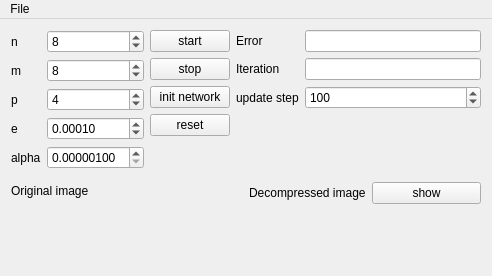
Qt form lab1/mainwindow.ui (asvitenkov/MRZ-Part-2) before a commit.
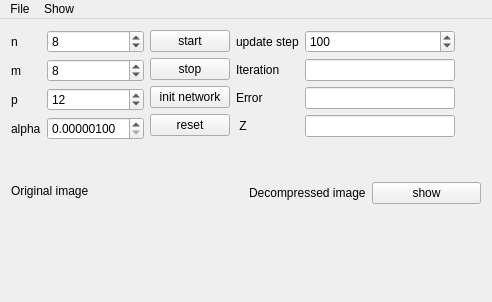
The same form after that commit.

Patch:
```diff
--- a/lab1/mainwindow.ui
+++ b/lab1/mainwindow.ui
@@ -7,11 +7,11 @@
     <x>0</x>
     <y>0</y>
     <width>492</width>
-    <height>276</height>
+    <height>302</height>
    </rect>
   </property>
   <property name="windowTitle">
-   <string>MainWindow</string>
+   <string>Neural Network</string>
   </property>
   <widget class="QWidget" name="centralWidget">
    <layout class="QGridLayout" name="gridLayout">
@@ -31,6 +31,16 @@
             </property>
            </widget>
           </item>
+          <item row="0" column="1">
+           <widget class="QSpinBox" name="nValue">
+            <property name="minimum">
+             <number>1</number>
+            </property>
+            <property name="value">
+             <number>8</number>
+            </property>
+           </widget>
+          </item>
           <item row="1" column="0">
            <widget class="QLabel" name="label_3">
             <property name="text">
@@ -38,6 +48,16 @@
             </property>
            </widget>
           </item>
+          <item row="1" column="1">
+           <widget class="QSpinBox" name="mValue">
+            <property name="minimum">
+             <number>1</number>
+            </property>
+            <property name="value">
+             <number>8</number>
+            </property>
+           </widget>
+          </item>
           <item row="2" column="0">
            <widget class="QLabel" name="label_4">
             <property name="text">
@@ -45,33 +65,6 @@
             </property>
            </widget>
           </item>
-          <item row="3" column="0">
-           <widget class="QLabel" name="label_5">
-            <property name="text">
-             <string>e</string>
-            </property>
-           </widget>
-          </item>
-          <item row="0" column="1">
-           <widget class="QSpinBox" name="nValue">
-            <property name="minimum">
-             <number>1</number>
-            </property>
-            <property name="value">
-             <number>8</number>
-            </property>
-           </widget>
-          </item>
-          <item row="1" column="1">
-           <widget class="QSpinBox" name="mValue">
-            <property name="minimum">
-             <number>1</number>
-            </property>
-            <property name="value">
-             <number>8</number>
-            </property>
-           </widget>
-          </item>
           <item row="2" column="1">
            <widget class="QSpinBox" name="pValue">
             <property name="minimum">
@@ -81,37 +74,27 @@
              <number>1000</number>
             </property>
             <property name="value">
-             <number>4</number>
+             <number>12</number>
             </property>
            </widget>
           </item>
-          <item row="3" column="1">
-           <widget class="QDoubleSpinBox" name="eValue">
-            <property name="decimals">
-             <number>5</number>
-            </property>
-            <property name="value">
-             <double>0.000100000000000</double>
-            </property>
-           </widget>
-          </item>
-          <item row="4" column="1">
-           <widget class="QDoubleSpinBox" name="alphaValue">
-            <property name="decimals">
-             <number>8</number>
-            </property>
-            <property name="minimum">
-             <double>0.000001000000000</double>
-            </property>
-           </widget>
-          </item>
-          <item row="4" column="0">
+          <item row="3" column="0">
            <widget class="QLabel" name="label_6">
             <property name="text">
              <string>alpha</string>
             </property>
            </widget>
           </item>
+          <item row="3" column="1">
+           <widget class="QDoubleSpinBox" name="alphaValue">
+            <property name="decimals">
+             <number>8</number>
+            </property>
+            <property name="minimum">
+             <double>0.000001000000000</double>
+            </property>
+           </widget>
+          </item>
          </layout>
         </item>
         <item>
@@ -161,36 +144,17 @@
         </item>
         <item>
          <layout class="QFormLayout" name="formLayout_2">
-          <item row="0" column="0">
-           <widget class="QLabel" name="label">
-            <property name="text">
-             <string>Error</string>
-            </property>
-           </widget>
-          </item>
-          <item row="1" column="0">
-           <widget class="QLabel" name="label_9">
-            <property name="text">
-             <string>Iteration</string>
-            </property>
-           </widget>
-          </item>
-          <item row="0" column="1">
-           <widget class="QLineEdit" name="error">
-            <property name="readOnly">
-             <bool>true</bool>
-            </property>
-           </widget>
-          </item>
-          <item row="1" column="1">
-           <widget class="QLineEdit" name="iteration">
-            <property name="readOnly">
-             <bool>true</bool>
-            </property>
-           </widget>
-          </item>
+          <property name="fieldGrowthPolicy">
+           <enum>QFormLayout::AllNonFixedFieldsGrow</enum>
+          </property>
           <item row="2" column="1">
            <widget class="QSpinBox" name="updateStep">
+            <property name="maximumSize">
+             <size>
+              <width>150</width>
+              <height>16777215</height>
+             </size>
+            </property>
             <property name="minimum">
              <number>1</number>
             </property>
@@ -198,13 +162,33 @@
              <number>999999999</number>
             </property>
             <property name="singleStep">
-             <number>100</number>
+             <number>10</number>
             </property>
             <property name="value">
              <number>100</number>
             </property>
            </widget>
           </item>
+          <item row="4" column="0">
+           <widget class="QLabel" name="label">
+            <property name="text">
+             <string>Error</string>
+            </property>
+           </widget>
+          </item>
+          <item row="4" column="1">
+           <widget class="QLineEdit" name="error">
+            <property name="maximumSize">
+             <size>
+              <width>150</width>
+              <height>16777215</height>
+             </size>
+            </property>
+            <property name="readOnly">
+             <bool>true</bool>
+            </property>
+           </widget>
+          </item>
           <item row="2" column="0">
            <widget class="QLabel" name="label_10">
             <property name="text">
@@ -212,6 +196,46 @@
             </property>
            </widget>
           </item>
+          <item row="3" column="0">
+           <widget class="QLabel" name="label_9">
+            <property name="text">
+             <string>Iteration</string>
+            </property>
+           </widget>
+          </item>
+          <item row="3" column="1">
+           <widget class="QLineEdit" name="iteration">
+            <property name="maximumSize">
+             <size>
+              <width>150</width>
+              <height>16777215</height>
+             </size>
+            </property>
+            <property name="readOnly">
+             <bool>true</bool>
+            </property>
+           </widget>
+          </item>
+          <item row="5" column="0">
+           <widget class="QLabel" name="label_11">
+            <property name="text">
+             <string> Z</string>
+            </property>
+           </widget>
+          </item>
+          <item row="5" column="1">
+           <widget class="QLineEdit" name="zValue">
+            <property name="maximumSize">
+             <size>
+              <width>150</width>
+              <height>16777215</height>
+             </size>
+            </property>
+            <property name="readOnly">
+             <bool>true</bool>
+            </property>
+           </widget>
+          </item>
          </layout>
         </item>
        </layout>
@@ -302,7 +326,15 @@
     </property>
     <addaction name="actionOpen"/>
    </widget>
+   <widget class="QMenu" name="menuShow">
+    <property name="title">
+     <string>Show</string>
+    </property>
+    <addaction name="actionShowFirstLayerMatrix"/>
+    <addaction name="actionShowSecondLayerMatrix"/>
+   </widget>
    <addaction name="menuFile"/>
+   <addaction name="menuShow"/>
   </widget>
   <action name="actionOpen">
    <property name="text">
@@ -312,6 +344,22 @@
     <string>Ctrl+O</string>
    </property>
   </action>
+  <action name="actionShowFirstLayerMatrix">
+   <property name="text">
+    <string>First layer matrix</string>
+   </property>
+   <property name="shortcut">
+    <string>Ctrl+1</string>
+   </property>
+  </action>
+  <action name="actionShowSecondLayerMatrix">
+   <property name="text">
+    <string>Second layer matrix</string>
+   </property>
+   <property name="shortcut">
+    <string>Ctrl+2</string>
+   </property>
+  </action>
  </widget>
  <layoutdefault spacing="6" margin="11"/>
  <resources/>
```
